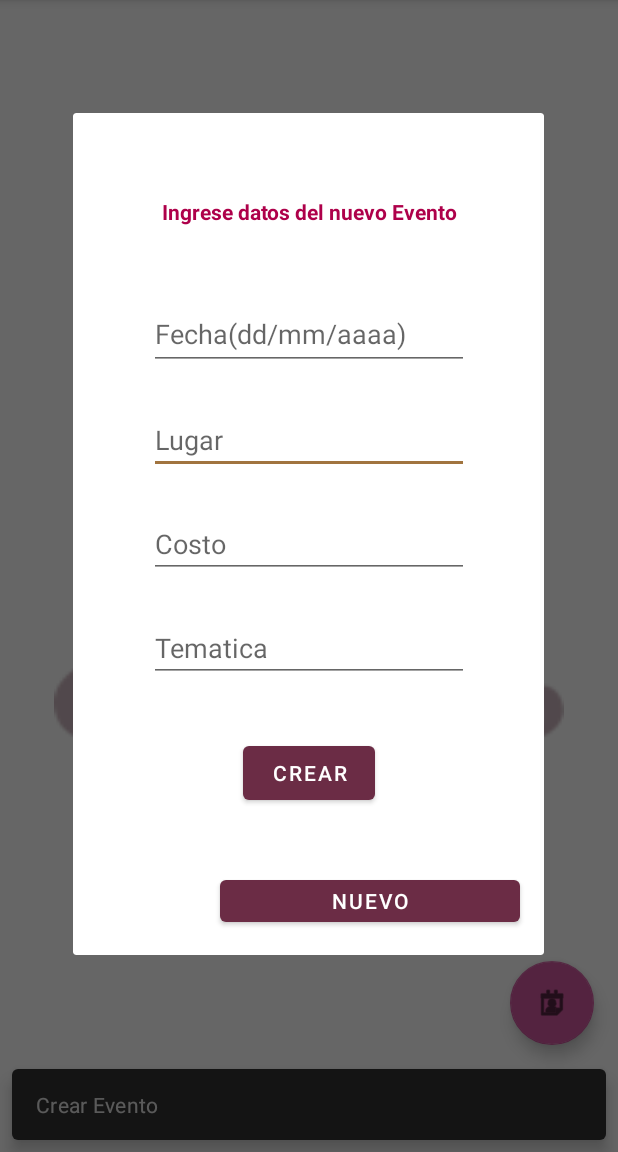
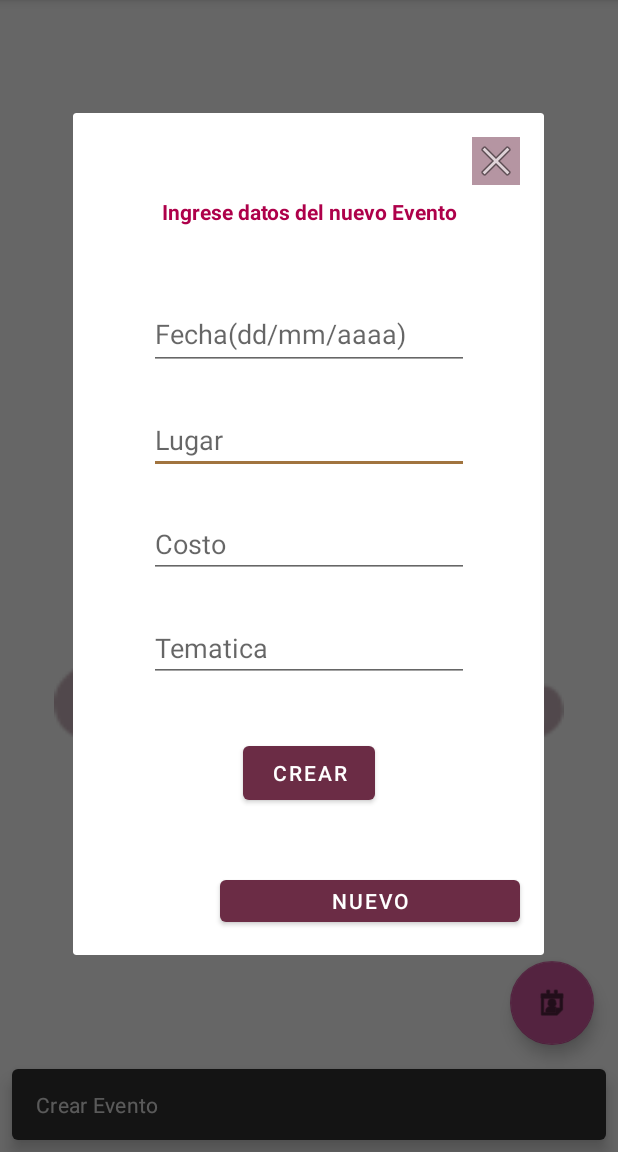
Before and after one commit to david-pi3141/CamellapFinal, an Android app: the screen it shows after launch (MainActivity), after a tap on an icon or button, on a phone screen of 412 x 824 dp, the part 84-1236 px from its top. Run offline under Robolectric (Android 15) with nearby library versions, the phone set to English and light mode, and no system bars; our stand-ins replace navigation-ui.

Commit message:
bASE DE DATOS Y CAMBIOS EN LOS CUADROS DE DIALOGO

```diff
--- a/app/src/main/AndroidManifest.xml
+++ b/app/src/main/AndroidManifest.xml
@@ -13,15 +13,16 @@
         android:supportsRtl="true"
         android:theme="@style/Theme.Camellap"
         tools:targetApi="31">
+
+
+
         <activity
             android:name=".ui.MainActivity"
             android:exported="true"
             android:screenOrientation="portrait"
-
             android:theme="@style/Theme.Camellap.NoActionBar">
             <intent-filter>
                 <action android:name="android.intent.action.MAIN" />
-
                 <category android:name="android.intent.category.LAUNCHER" />
             </intent-filter>
         </activity>
--- a/app/src/main/java/com/example/camellap/ui/MainActivity.java
+++ b/app/src/main/java/com/example/camellap/ui/MainActivity.java
@@ -2,21 +2,14 @@ package com.example.camellap.ui;
 
 import android.content.Context;
 import android.os.Bundle;
-import android.util.Log;
 import android.view.View;
 import android.view.Menu;
 
 import com.example.camellap.R;
-import com.example.camellap.ViewModel.ClaseContratante;
-import com.example.camellap.ViewModel.ClaseEvento;
 import com.example.camellap.ViewModel.Gerente;
-import com.example.camellap.ui.camellap.HomeFragment;
 import com.google.android.material.snackbar.Snackbar;
 import com.google.android.material.navigation.NavigationView;
 
-import androidx.fragment.app.Fragment;
-import androidx.fragment.app.FragmentManager;
-import androidx.fragment.app.FragmentTransaction;
 import androidx.navigation.NavController;
 import androidx.navigation.Navigation;
 import androidx.navigation.ui.AppBarConfiguration;
@@ -55,7 +48,7 @@ public class MainActivity extends AppCompatActivity {
         // Passing each menu ID as a set of Ids because each
         // menu should be considered as top level destinations.
         mAppBarConfiguration = new AppBarConfiguration.Builder(
-                R.id.nav_home, R.id.nav_gallery, R.id.nav_slideshow, R.id.fragment_contratantes, R.id.fragment_personal)
+                R.id.nav_home, R.id.nav_gallery, R.id.nav_slideshow, R.id.fragment_contratantes, R.id.fragment_personal, R.id.fragment_basedatos)
                 .setOpenableLayout(drawer)
                 .build();
         NavController navController = Navigation.findNavController(this, R.id.nav_host_fragment_content_main);
--- a/app/src/main/java/com/example/camellap/ui/cuadroDialogoNuevoEvento.java
+++ b/app/src/main/java/com/example/camellap/ui/cuadroDialogoNuevoEvento.java
@@ -10,6 +10,7 @@ import android.view.Window;
 import android.widget.Button;
 import android.widget.DatePicker;
 import android.widget.EditText;
+import android.widget.ImageButton;
 import android.widget.TextView;
 import android.widget.Toast;
 
@@ -28,6 +29,7 @@ public class cuadroDialogoNuevoEvento {
 
         Button enviarInfo = (Button) dialogo.findViewById(R.id.enviarinfo);
         TextView titulo = (TextView) dialogo.findViewById(R.id.titulo);
+        ImageButton salir = (ImageButton) dialogo.findViewById(R.id.salir);
         final EditText fecha = (EditText) dialogo.findViewById(R.id.fecha);
         final EditText lugar = (EditText) dialogo.findViewById(R.id.lugar);
         final EditText costo = (EditText) dialogo.findViewById(R.id.costo);
@@ -76,7 +78,12 @@ public class cuadroDialogoNuevoEvento {
                 dpd.show();
             }
         });
-
+        salir.setOnClickListener(new View.OnClickListener() {
+            @Override
+            public void onClick(View v) {
+                dialogo.dismiss();
+            }
+        });
         dialogo.show();
     }
 }
--- a/app/src/main/java/com/example/camellap/ui/fragment_personal.java
+++ b/app/src/main/java/com/example/camellap/ui/fragment_personal.java
@@ -16,7 +16,6 @@ import com.example.camellap.ViewModel.ClaseContratante;
 import com.example.camellap.ViewModel.ClasePersonal;
 import com.example.camellap.ViewModel.CustomAdapter;
 import com.example.camellap.ViewModel.CustomAdapterPersonal;
-import com.example.camellap.databinding.FragmentContratantesBinding;
 import com.example.camellap.databinding.FragmentPersonalBinding;
 
 import java.util.ArrayList;
--- a/app/src/main/res/layout/fragment_inventario.xml
+++ b/app/src/main/res/layout/fragment_inventario.xml
@@ -28,4 +28,6 @@
         app:layout_constraintStart_toStartOf="parent"
         app:layout_constraintTop_toBottomOf="@+id/nuevo_material"
         app:layout_constraintVertical_bias="0.529" />
+
+
 </androidx.constraintlayout.widget.ConstraintLayout>
--- a/app/src/main/res/layout/nuevo_evento_cuadro.xml
+++ b/app/src/main/res/layout/nuevo_evento_cuadro.xml
@@ -4,7 +4,16 @@
     xmlns:tools="http://schemas.android.com/tools"
     android:layout_width="match_parent"
     android:layout_height="match_parent">
-
+    <ImageButton
+        android:id="@+id/salir"
+        android:layout_width="wrap_content"
+        android:layout_height="wrap_content"
+        android:layout_marginTop="16dp"
+        android:layout_marginEnd="16dp"
+        android:background="@color/rosa"
+        app:layout_constraintEnd_toEndOf="parent"
+        app:layout_constraintTop_toTopOf="parent"
+        app:srcCompat="@android:drawable/ic_menu_close_clear_cancel" />
     <androidx.constraintlayout.widget.ConstraintLayout
         android:layout_width="314dp"
         android:layout_height="561dp"
--- a/app/src/main/res/menu/activity_main_drawer.xml
+++ b/app/src/main/res/menu/activity_main_drawer.xml
@@ -24,5 +24,9 @@
             android:id="@+id/fragment_personal"
             android:icon="?android:attr/listChoiceIndicatorSingle"
             android:title="@string/menu_personal" />
+        <item
+            android:id="@+id/fragment_basedatos"
+            android:icon="?android:attr/listChoiceIndicatorSingle"
+            android:title="@string/menu_basedatos" />
     </group>
 </menu>
--- a/app/src/main/res/navigation/mobile_navigation.xml
+++ b/app/src/main/res/navigation/mobile_navigation.xml
@@ -28,8 +28,14 @@
         android:label="@string/menu_contratantes"
         tools:layout="@layout/fragment_contratantes" />
     <fragment
+        android:id="@+id/fragment_basedatos"
+        android:name="com.example.camellap.db.fragment_basedatos"
+        android:label="@string/menu_basedatos"
+        tools:layout="@layout/fragment_basedatos" />
+    <fragment
         android:id="@+id/fragment_personal"
         android:name="com.example.camellap.ui.fragment_personal"
         android:label="@string/menu_personal"
         tools:layout="@layout/fragment_personal" />
+
 </navigation>
--- a/app/src/main/res/values/strings.xml
+++ b/app/src/main/res/values/strings.xml
@@ -12,6 +12,7 @@
     <string name="menu_finanzas">Finanzas</string>
     <string name="menu_contratantes">Contratantes</string>
     <string name="menu_personal">Personal</string>
+    <string name="menu_basedatos">Base de Datos</string>
 
     <string name="nuevo_evento">Ingrese datos del nuevo Evento</string>
     <string name="fecha">Fecha(dd/mm/aaaa)</string>
@@ -45,6 +46,8 @@
 
     <string name="nuevo_pago">Nuevo Pago</string>
 
+    <string name="crear_basedatos">CREAR BASE DE DATOS</string>
+
     <string name="text_calendario_eventos">Calendario de Eventos</string>
     <!-- TODO: Remove or change this placeholder text -->
     <string name="hello_blank_fragment">Hello blank fragment</string>
```
Also changed, not shown: app/src/main/java/com/example/camellap/db/DbHelper.java (added, +68 -0 lines), app/src/main/java/com/example/camellap/db/fragment_basedatos.java (added, +84 -0 lines), app/src/main/java/com/example/camellap/ui/cuadroDialogoNuevoContratante.java (+8 -1 lines), app/src/main/java/com/example/camellap/ui/cuadroDialogoNuevoMaterial.java (+8 -1 lines), app/src/main/java/com/example/camellap/ui/cuadroDialogoNuevoPersonal.java (+8 -1 lines), app/src/main/res/layout/fragment_basedatos.xml (added, +24 -0 lines), app/src/main/res/layout/nuevo_contratante_cuadro.xml (+11 -0 lines), app/src/main/res/layout/nuevo_material_cuadro.xml (+10 -1 lines), app/src/main/res/layout/nuevo_personal_cuadro.xml (+10 -1 lines), 1 other file.
